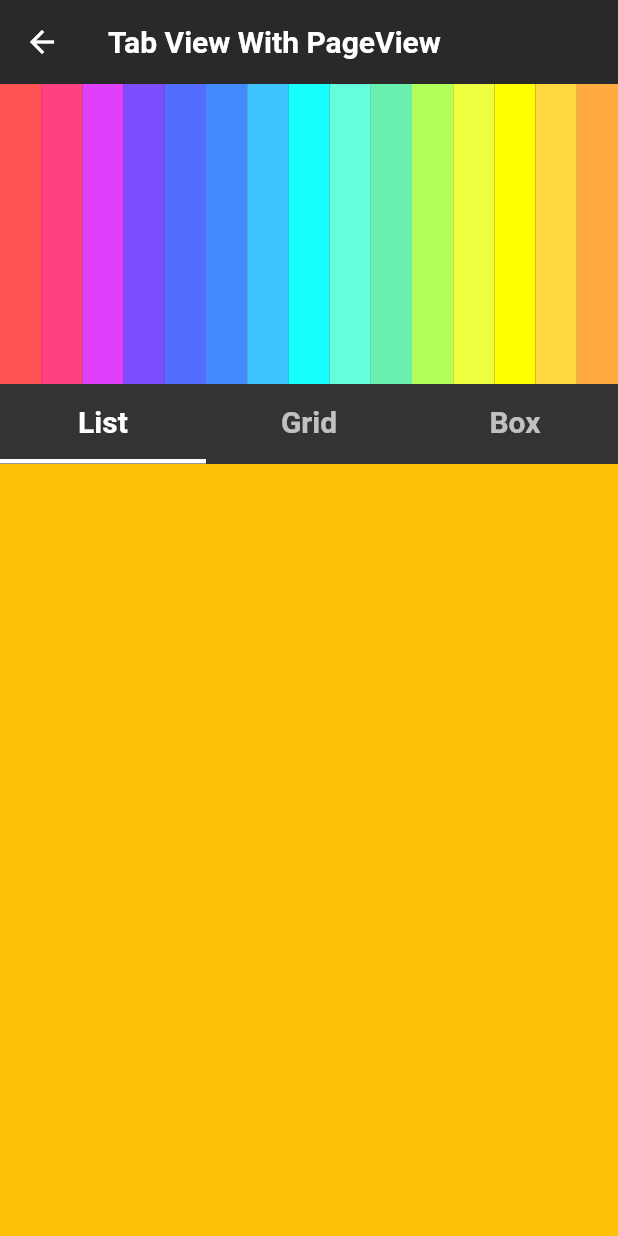
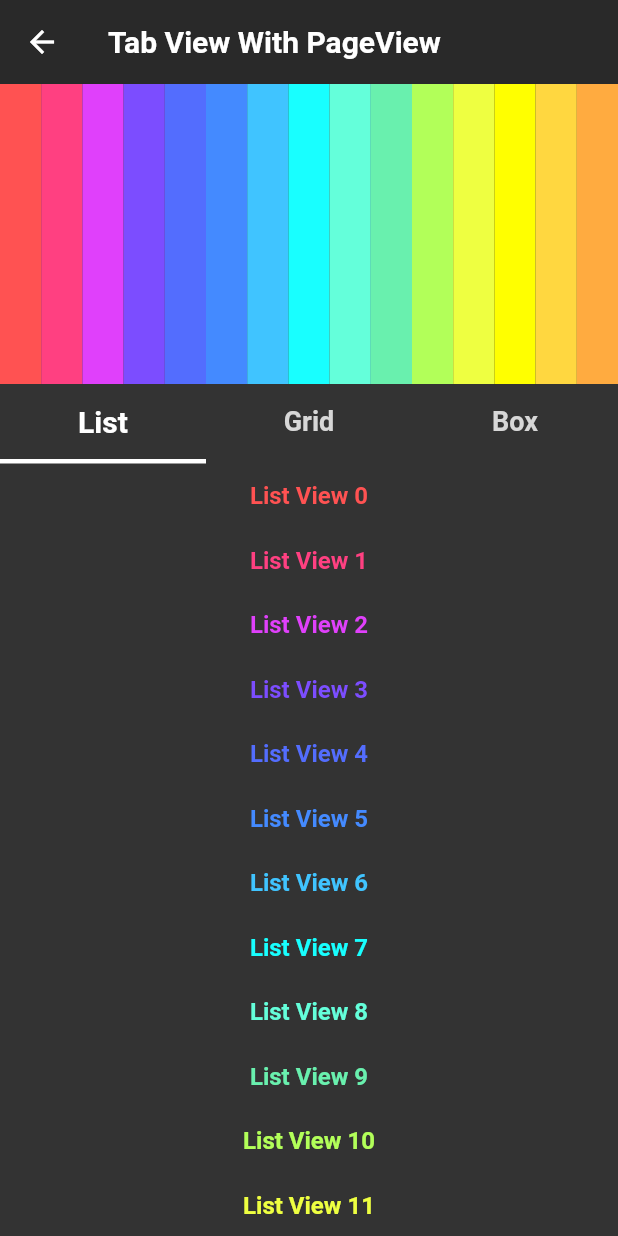
Before and after one commit to boglbbogl/flutter_velog_sample, a Flutter app: the TabViewPageViewScreen screen opened by its route, on a phone screen of 412 x 824 dp. Run offline on Flutter 3.47's test engine with Material 2 defaults, Android fonts, the phone set to English and light mode, and no system bars; our stand-ins replace bloc, equatable, flutter_bloc, flutter_mobx, flutter_riverpod, get and 1 more; generated files the repository leaves out were written again; statements that could not run were skipped.

Commit message:
create tabbar with pageview

```diff
--- a/lib/main.dart
+++ b/lib/main.dart
@@ -17,7 +17,7 @@ import 'package:flutter_velog_sample/initial_app.dart';
 import 'package:flutter_velog_sample/main_provider.dart';
 import 'package:flutter_velog_sample/scroll_indicator/vertical_indicator/vertical_indicator_screen.dart';
 import 'package:flutter_velog_sample/tab_view/tab_view_custom_screen.dart';
-import 'package:flutter_velog_sample/tab_view/tab_view_page_view_screen.dart';
+import 'package:flutter_velog_sample/tab_view/pageview/tab_view_page_view_screen.dart';
 import 'package:flutter_velog_sample/tab_view/tabbar/tab_view_tabbar_screen.dart';
 import 'package:flutter_velog_sample/ui/sns_ui_heart_icon_screen.dart';
 import 'package:flutter_velog_sample/ui/sns_ui_heart_motion_screen.dart';
--- /dev/null
+++ b/lib/tab_view/pageview/tab_view_page_view_provider.dart
@@ -0,0 +1,31 @@
+import 'package:flutter/material.dart';
+
+class TabViewPageViewProvider extends ChangeNotifier {
+  PageController pageController = PageController(initialPage: 0);
+  double _sizeWidth = 0.0;
+  int tabIndex = 0;
+  double tabIndicatorPosition = 0.0;
+
+  void started(double width) {
+    _sizeWidth = width;
+  }
+
+  void tabChanged(int index) {
+    tabIndex = index;
+    switch (index) {
+      case 0:
+        tabIndicatorPosition = 0.0;
+        break;
+      case 1:
+        tabIndicatorPosition = _sizeWidth / 3;
+        break;
+      case 2:
+        tabIndicatorPosition = _sizeWidth - (_sizeWidth / 3);
+        break;
+      default:
+    }
+    pageController.jumpToPage(index);
+
+    notifyListeners();
+  }
+}
--- /dev/null
+++ b/lib/tab_view/pageview/tab_view_page_view_screen.dart
@@ -0,0 +1,186 @@
+import 'dart:math';
+
+import 'package:flutter/material.dart';
+import 'package:flutter_velog_sample/_core/app_bar.dart';
+import 'package:flutter_velog_sample/tab_view/pageview/tab_view_page_view_provider.dart';
+import 'package:provider/provider.dart';
+
+class TabViewPageViewScreen extends StatelessWidget {
+  const TabViewPageViewScreen({super.key});
+
+  @override
+  Widget build(BuildContext context) {
+    return ChangeNotifierProvider<TabViewPageViewProvider>(
+      create: (_) =>
+          TabViewPageViewProvider()..started(MediaQuery.of(context).size.width),
+      child:
+          Consumer<TabViewPageViewProvider>(builder: (context, state, child) {
+        return Scaffold(
+            appBar: appBar(title: 'Tab View With PageView'),
+            body: NestedScrollView(
+                headerSliverBuilder: ((context, innerBoxIsScrolled) {
+                  return [
+                    SliverOverlapAbsorber(
+                        handle: NestedScrollView.sliverOverlapAbsorberHandleFor(
+                            context),
+                        sliver: SliverToBoxAdapter(
+                            child: Wrap(
+                          children: [
+                            ...List.generate(
+                                15,
+                                (index) => Container(
+                                      height: 200,
+                                      width:
+                                          (MediaQuery.of(context).size.width /
+                                              15.00001),
+                                      color: Colors.accents[index % 15],
+                                    )),
+                          ],
+                        ))),
+                  ];
+                }),
+                body: Column(
+                  children: [
+                    SizedBox(
+                      height: 53,
+                      child: Stack(
+                        children: [
+                          Wrap(
+                            children: [
+                              _tabBar(
+                                index: 0,
+                                currentIndex: state.tabIndex,
+                                onTap: (i) => state.tabChanged(i),
+                                context: context,
+                                title: 'List',
+                              ),
+                              _tabBar(
+                                index: 1,
+                                currentIndex: state.tabIndex,
+                                onTap: (i) => state.tabChanged(i),
+                                context: context,
+                                title: 'Grid',
+                              ),
+                              _tabBar(
+                                index: 2,
+                                currentIndex: state.tabIndex,
+                                onTap: (i) => state.tabChanged(i),
+                                context: context,
+                                title: 'Box',
+                              ),
+                            ],
+                          ),
+                          AnimatedPositioned(
+                            duration: const Duration(milliseconds: 300),
+                            bottom: 0,
+                            left: state.tabIndicatorPosition,
+                            child: Container(
+                              width: MediaQuery.of(context).size.width / 3,
+                              height: 3,
+                              color: Colors.white,
+                            ),
+                          ),
+                        ],
+                      ),
+                    ),
+                    Expanded(
+                        child: PageView(
+                      controller: state.pageController,
+                      onPageChanged: (i) => state.tabChanged(i),
+                      children: [
+                        ListView.builder(
+                            key: const PageStorageKey("LIST_VIEW"),
+                            itemCount: 1000,
+                            itemBuilder: (context, index) {
+                              return Container(
+                                padding:
+                                    const EdgeInsets.symmetric(vertical: 12),
+                                width: MediaQuery.of(context).size.width,
+                                child: Center(
+                                  child: Text(
+                                    "List View $index",
+                                    style: TextStyle(
+                                        fontSize: 16,
+                                        color: Colors.accents[index % 15],
+                                        fontWeight: FontWeight.bold),
+                                  ),
+                                ),
+                              );
+                            }),
+                        GridView.builder(
+                            key: const PageStorageKey("GRID_VIEW"),
+                            itemCount: 1000,
+                            gridDelegate:
+                                const SliverGridDelegateWithFixedCrossAxisCount(
+                              crossAxisCount: 3,
+                              crossAxisSpacing: 12,
+                              mainAxisSpacing: 12,
+                            ),
+                            itemBuilder: ((context, index) {
+                              List<int> _number = [
+                                Random().nextInt(255),
+                                Random().nextInt(255),
+                                Random().nextInt(255)
+                              ];
+                              return Container(
+                                color: Color.fromRGBO(
+                                    _number[0], _number[1], _number[2], 1),
+                                child: Center(
+                                    child: Text(
+                                  "Grid View $index",
+                                  style: const TextStyle(
+                                      fontSize: 16,
+                                      color: Colors.white,
+                                      fontWeight: FontWeight.bold),
+                                )),
+                              );
+                            })),
+                        Container(
+                          width: 10,
+                          color: const Color.fromRGBO(91, 91, 91, 1),
+                          child: const Center(
+                            child: Text(
+                              'Box',
+                              style: TextStyle(
+                                  color: Colors.white,
+                                  fontSize: 56,
+                                  fontWeight: FontWeight.bold),
+                            ),
+                          ),
+                        ),
+                      ],
+                    ))
+                  ],
+                )));
+      }),
+    );
+  }
+
+  GestureDetector _tabBar({
+    required BuildContext context,
+    required String title,
+    required int index,
+    required int currentIndex,
+    required Function(int) onTap,
+  }) {
+    return GestureDetector(
+      onTap: () => onTap(index),
+      child: Container(
+        color: Colors.transparent,
+        width: MediaQuery.of(context).size.width / 3,
+        height: 50,
+        child: Center(
+            child: Text(
+          title,
+          style: TextStyle(
+            color: currentIndex == index
+                ? Colors.white
+                : const Color.fromRGBO(215, 215, 215, 1),
+            fontWeight: FontWeight.bold,
+            fontSize: currentIndex == index ? 20 : 18,
+          ),
+        )),
+      ),
+    );
+  }
+}
--- a/lib/tab_view/tab_view_page_view_screen.dart
+++ /dev/null
@@ -1,73 +0,0 @@
-import 'package:flutter/material.dart';
-import 'package:flutter_velog_sample/_core/app_bar.dart';
-
-class TabViewPageViewScreen extends StatelessWidget {
-  const TabViewPageViewScreen({super.key});
-
-  @override
-  Widget build(BuildContext context) {
-    return DefaultTabController(
-      length: 3,
-      child: Scaffold(
-          appBar: appBar(title: 'Tab View With PageView'),
-          body: NestedScrollView(
-              headerSliverBuilder: ((context, innerBoxIsScrolled) {
-                return [
-                  SliverOverlapAbsorber(
-                      handle: NestedScrollView.sliverOverlapAbsorberHandleFor(
-                          context),
-                      sliver: SliverToBoxAdapter(
-                          child: Wrap(
-                        children: [
-                          ...List.generate(
-                              15,
-                              (index) => Container(
-                                    height: 200,
-                                    width: (MediaQuery.of(context).size.width /
-                                        15.00001),
-                                    color: Colors.accents[index % 15],
-                                  )),
-                        ],
-                      ))),
-                ];
-              }),
-              body: Column(
-                children: [
-                  const TabBar(
-                      indicatorColor: Colors.white,
-                      labelStyle: TextStyle(
-                          color: Colors.white,
-                          fontWeight: FontWeight.bold,
-                          fontSize: 20),
-                      indicatorWeight: 3,
-                      tabs: [
-                        Tab(
-                          text: 'List',
-                          height: 50,
-                        ),
-                        Tab(
-                          text: 'Grid',
-                          height: 50,
-                        ),
-                        Tab(
-                          text: 'Box',
-                          height: 50,
-                        ),
-                      ]),
-                  Expanded(
-                      child: PageView(
-                    children: [
-                      Container(
-                        color: Colors.amber,
-                      ),
-                      Container(
-                        color: Colors.red,
-                      ),
-                      Container(),
-                    ],
-                  ))
-                ],
-              ))),
-    );
-  }
-}
```
